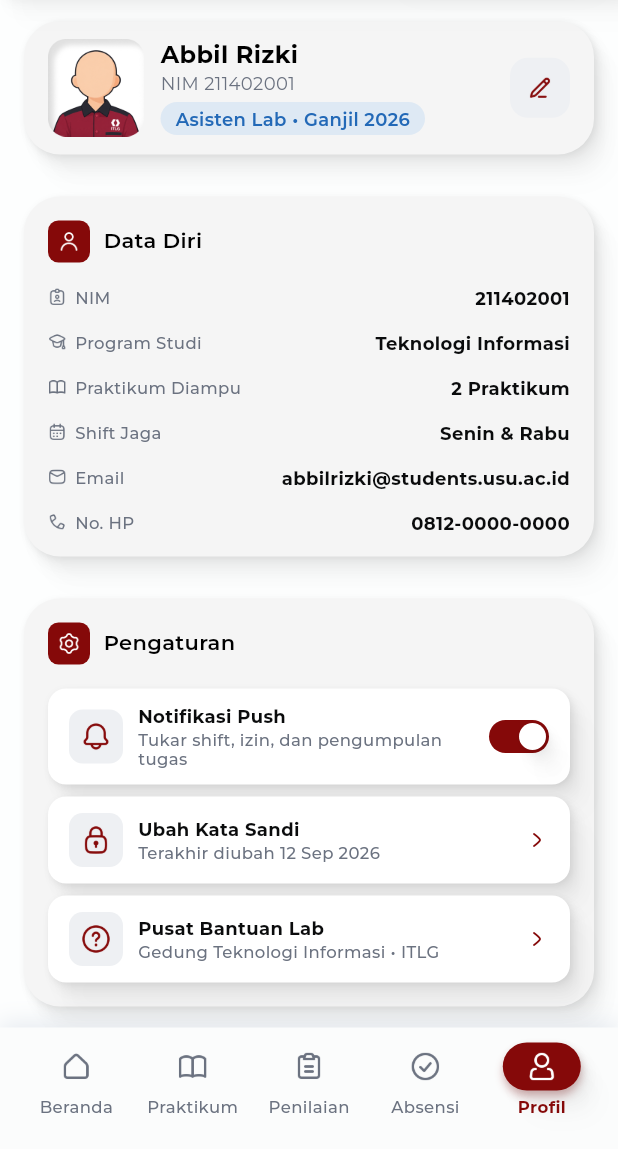
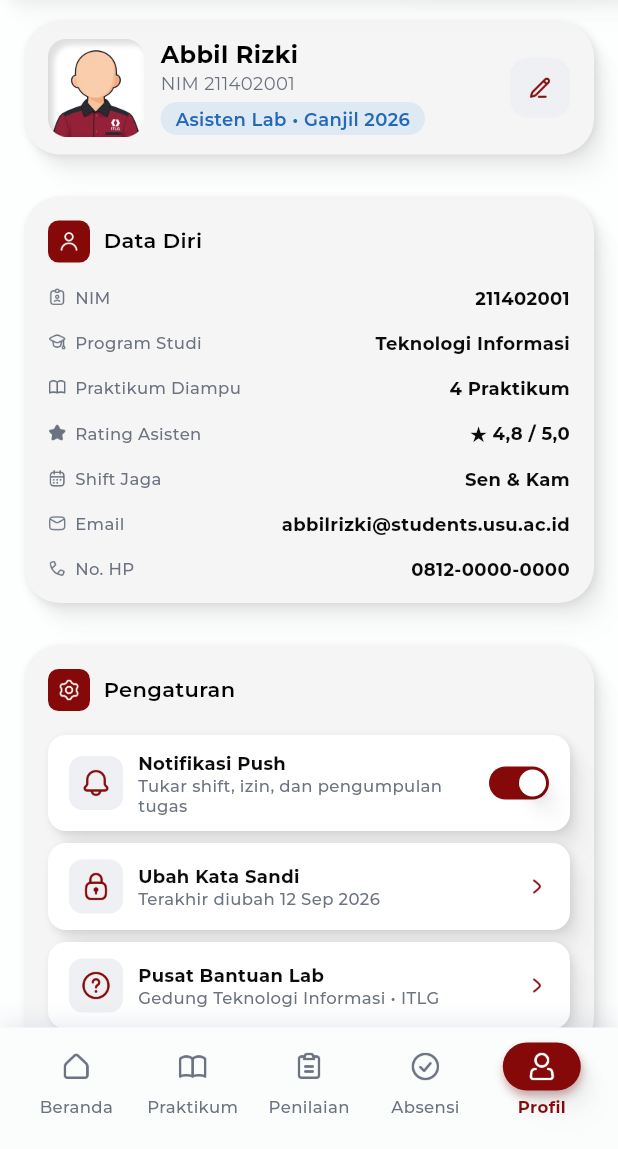
Before and after one commit to andrefarizi/ITLG-Pemob, a Flutter app: the AslabShell screen opened directly, item 5 of the bottom bar chosen, on a phone screen of 412 x 824 dp, the part 87-1236 px from its top. Run offline on Flutter 3.47's test engine with Material 3 defaults, Android fonts, the phone set to English and light mode, and no system bars; our stand-ins replace geolocator, google_maps_flutter, qr_flutter, supabase_flutter, webview_flutter; missing offline and left inert: mailer, mobile_scanner; accounts and stored records are empty; project files that could hold a hidden picture were left out.

Commit message:
Feat : membuat fitur penilaian untuk aslab oleh praktikan

```diff
--- a/lib/features/aslab/pages/aslab_profil_page.dart
+++ b/lib/features/aslab/pages/aslab_profil_page.dart
@@ -1,5 +1,7 @@
 import 'package:flutter/material.dart';
 
+import '../../../core/services/praktikum_sync_service.dart';
+import '../../../core/services/shift_sync_service.dart';
 import '../../../core/widgets/itlg_ui.dart';
 import '../../shared/lab_actions.dart';
 import '../../shared/profil_data.dart';
@@ -110,7 +112,23 @@ class _AslabProfilPageState extends State<AslabProfilPage> {
             ],
           ),
         ),
-        LabCard(
+        ListenableBuilder(
+          listenable: Listenable.merge([
+            PraktikumSyncService.instance,
+            ShiftSyncService.instance,
+          ]),
+          builder: (_, __) {
+            final prak = PraktikumSyncService.instance;
+            final shift = ShiftSyncService.instance;
+            final myShifts = shift.allShifts
+                .where((s) => s.asistenName == _p.name)
+                .map((s) => s.dayLabel.split(',').first)
+                .toSet()
+                .toList();
+            final shiftText = myShifts.isNotEmpty
+                ? myShifts.join(' & ')
+                : 'Senin & Kamis';
+            return LabCard(
               children: [
                 const Align(
                   alignment: Alignment.centerLeft,
@@ -120,25 +138,26 @@ class _AslabProfilPageState extends State<AslabProfilPage> {
                     icon: 'card_account_details_outline',
                     label: 'NIM',
                     value: _p.idValue),
-            _DataRow(
+                const _DataRow(
                     icon: 'school_outline',
                     label: 'Program Studi',
                     value: 'Teknologi Informasi'),
                 _DataRow(
                     icon: 'book_open',
                     label: 'Praktikum Diampu',
-                value: '2 Praktikum'),
+                    value: '${prak.courses.length} Praktikum'),
                 _DataRow(
-                icon: 'calendar', label: 'Shift Jaga', value: 'Senin & Rabu'),
+                    icon: 'star',
+                    label: 'Rating Asisten',
+                    value: '★ ${prak.overallAsistenRatingLabel()} / 5,0'),
                 _DataRow(
-                icon: 'envelope',
-                label: 'Email',
-                value: _p.email),
+                    icon: 'calendar', label: 'Shift Jaga', value: shiftText),
+                _DataRow(icon: 'envelope', label: 'Email', value: _p.email),
                 _DataRow(
-                icon: 'phone_outline',
-                label: 'No. HP',
-                value: _p.phone),
+                    icon: 'phone_outline', label: 'No. HP', value: _p.phone),
               ],
+            );
+          },
         ),
         LabCard(
           children: [
--- a/lib/features/dosen/pages/dosen_beranda_page.dart
+++ b/lib/features/dosen/pages/dosen_beranda_page.dart
@@ -100,9 +100,15 @@ class DosenBerandaPage extends StatelessWidget {
                           .effectiveAverageForCourse(c, nim)
                           .split(',')
                           .first;
+                      final ratingCount =
+                          praktikumSync.ratingCountForCourse(c.id);
+                      final ratingLabel =
+                          praktikumSync.averageRatingLabelForCourse(c.id);
                       return _GroupItem(
                         title: '${c.name} • Kelas C',
-                        assistant: c.asisten,
+                        assistant: ratingCount > 0
+                            ? '${c.asisten} • ★ $ratingLabel'
+                            : c.asisten,
                         attendance: '$pct%',
                         score: avg,
                         onTap: toValidasi,
--- a/lib/features/praktikan/praktikan_nav.dart
+++ b/lib/features/praktikan/praktikan_nav.dart
@@ -146,7 +146,7 @@ class PraktikanNav {
   Future<void> penilaianAsisten(
     BuildContext c,
     PrakCourse course, {
-    bool open = false,
+    bool open = true,
     bool replace = false,
   }) =>
       _open(
```
Also changed, not shown: lib/core/services/praktikum_sync_service.dart (+132 -2 lines), lib/features/praktikan/pages/praktikan_detail_praktikum_page.dart (+27 -7 lines), lib/features/praktikan/pages/praktikan_penilaian_asisten_page.dart (+56 -17 lines). Lines whose indentation alone changed are shown as unchanged.
